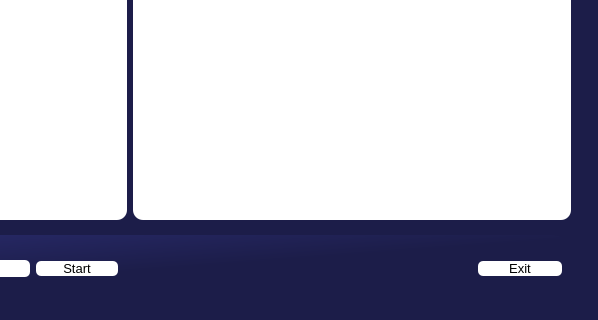
Qt form main/Gui.ui (datphannguyenle/Visualizedata_TTPython) before a commit; both pictures show x 338 to 936 and y 498 to 818 of the 936 by 818 pixel window.
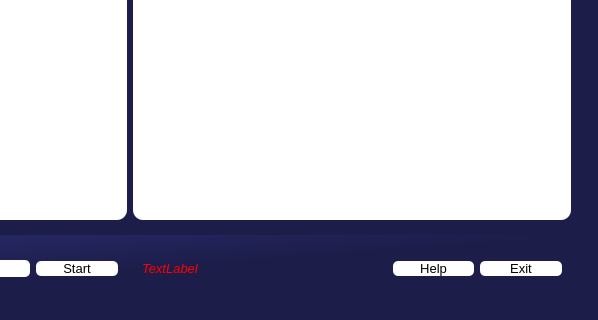
The same form after that commit. Icons and pictures are not drawn.

The edit to the form file:
```diff
--- a/main/Gui.ui
+++ b/main/Gui.ui
@@ -338,19 +338,48 @@
             <property name="frameShadow">
              <enum>QFrame::Raised</enum>
             </property>
-            <layout class="QHBoxLayout" name="horizontalLayout_4" stretch="4,1">
+            <layout class="QHBoxLayout" name="horizontalLayout_4" stretch="3,1,1">
              <item>
-              <spacer name="horizontalSpacer">
-               <property name="orientation">
-                <enum>Qt::Horizontal</enum>
+              <widget class="QLabel" name="notice_label">
+               <property name="font">
+                <font>
+                 <pointsize>10</pointsize>
+                 <italic>true</italic>
+                </font>
                </property>
-               <property name="sizeHint" stdset="0">
-                <size>
-                 <width>328</width>
-                 <height>20</height>
-                </size>
+               <property name="text">
+                <string>&lt;html&gt;&lt;head/&gt;&lt;body&gt;&lt;p&gt;&lt;span style=&quot; color:#ff0000;&quot;&gt;TextLabel&lt;/span&gt;&lt;/p&gt;&lt;/body&gt;&lt;/html&gt;</string>
                </property>
-              </spacer>
+              </widget>
+             </item>
+             <item>
+              <widget class="QPushButton" name="help_button">
+               <property name="font">
+                <font>
+                 <pointsize>10</pointsize>
+                </font>
+               </property>
+               <property name="cursor">
+                <cursorShape>PointingHandCursor</cursorShape>
+               </property>
+               <property name="styleSheet">
+                <string notr="true">QPushButton {
+	background-color: rgb(255, 255, 255);
+	border-radius:5px;
+}
+QPushButton:hover {
+	background-color: rgb(154, 153, 150);
+}
+QPushButton:pressed{
+	background-color: rgb(0, 0, 0);
+	color:rgb(255, 255, 255);
+}
+	</string>
+               </property>
+               <property name="text">
+                <string>Help</string>
+               </property>
+              </widget>
              </item>
              <item>
               <widget class="QPushButton" name="exit_button">
```
Left out of the diff: 3 changed lines with no effect on the pictures.
